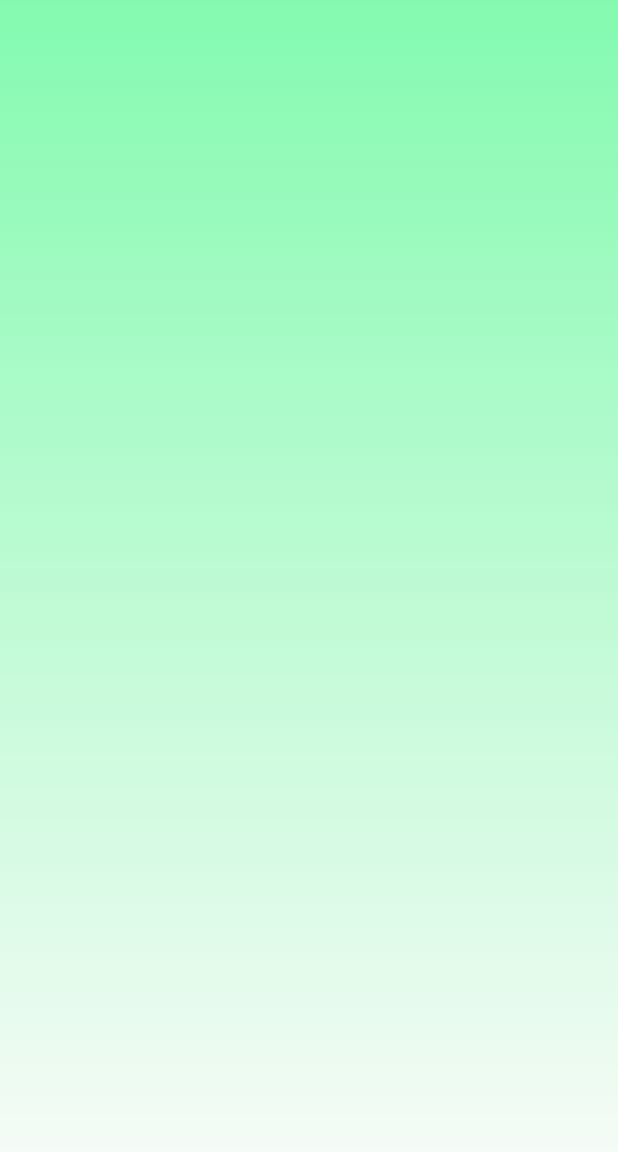
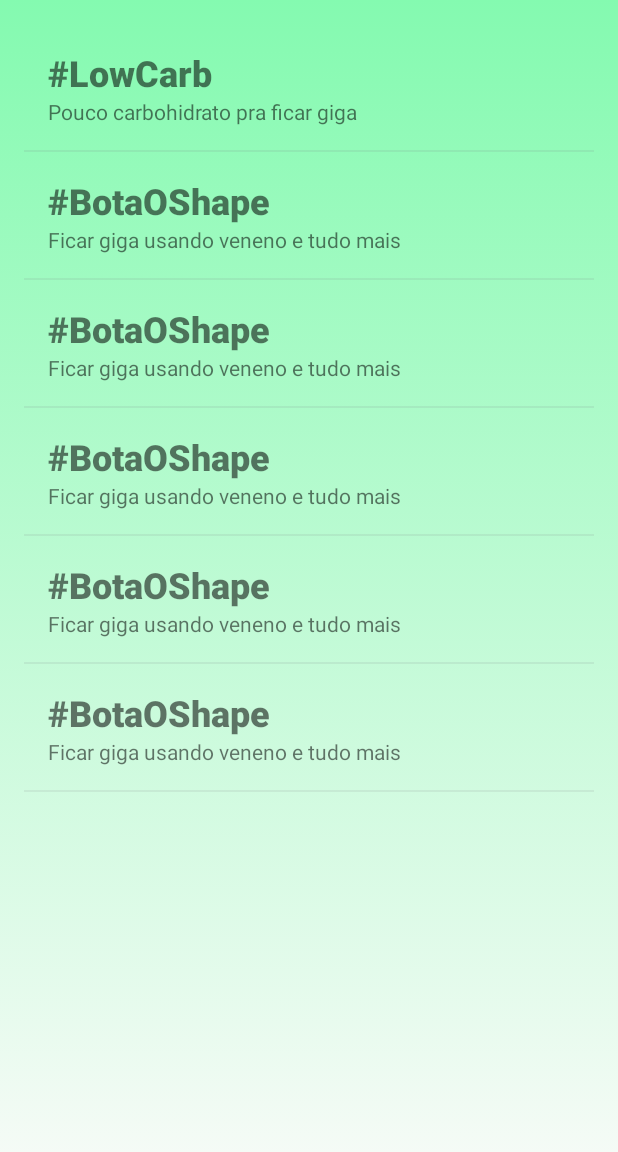
Before and after one commit to Patrick-Rafael/PhisioTips, an Android app: the screen it shows after launch once a user with an empty profile is signed in (MainActivity), on a phone screen of 412 x 824 dp. Shown: the top 1152 px of the screen. Run offline under Robolectric (Android 15) with nearby library versions, the phone set to English and light mode, and no system bars; our stand-ins replace Firebase (no records; nobody signed in at launch, a user with empty details on screens opened directly).

Commit message:
RecyclerView Colocado

```diff
--- a/app/src/main/AndroidManifest.xml
+++ b/app/src/main/AndroidManifest.xml
@@ -9,9 +9,9 @@
         android:roundIcon="@mipmap/ic_launcher_round"
         android:supportsRtl="true"
         android:theme="@style/Theme.PhisioTips">
-        <activity android:name=".activity.activity.ActivityCadastro"></activity>
-        <activity android:name=".activity.activity.MainActivity"></activity>
-        <activity android:name=".activity.activity.ActivityLogin" >
+        <activity android:name=".activity.activity.activitys.ActivityCadastro"></activity>
+        <activity android:name=".activity.activity.activitys.MainActivity"></activity>
+        <activity android:name=".activity.activity.activitys.ActivityLogin" >
 
             <intent-filter>
                 <action android:name="android.intent.action.MAIN" />
--- a/app/src/main/java/com/example/phisiotips/activity/activity/MainActivity.java
+++ /dev/null
@@ -1,53 +0,0 @@
-package com.example.phisiotips.activity.activity;
-
-import androidx.appcompat.app.AppCompatActivity;
-import androidx.recyclerview.widget.RecyclerView;
-
-import android.content.Intent;
-import android.os.Bundle;
-import android.view.View;
-import android.widget.Button;
-
-import com.example.phisiotips.R;
-import com.example.phisiotips.activity.activity.config.ConfiguracaoFireBase;
-import com.google.android.material.textfield.TextInputEditText;
-import com.google.firebase.auth.FirebaseAuth;
-import com.google.firebase.database.DatabaseReference;
-import com.google.firebase.database.FirebaseDatabase;
-
-public class MainActivity extends AppCompatActivity {
-
-
-    private Button botaoSair;
-    private FirebaseAuth autenticacao;
-    private RecyclerView  recyclerViewMain;
-
-
-    @Override
-    protected void onCreate(Bundle savedInstanceState) {
-        super.onCreate(savedInstanceState);
-        setContentView(R.layout.activity_main);
-
-        autenticacao = ConfiguracaoFireBase.getFireBaseAutenticacao();
-        botaoSair = findViewById(R.id.buttonCadastro);
-        recyclerViewMain = findViewById(R.id.recyclerViewMain);
-
-
-
-// Botão Sair
-        /*botaoSair.setOnClickListener(new View.OnClickListener() {
-            @Override
-            public void onClick(View v) {
-                autenticacao.signOut();
-
-                Intent intent = new Intent(MainActivity.this, ActivityLogin.class);
-                startActivity(intent);
-                finish();
-
-            }
-        });*/
-
-
-    }
-
-}
--- a/app/src/main/java/com/example/phisiotips/activity/activity/ActivityCadastro.java
+++ b/app/src/main/java/com/example/phisiotips/activity/activity/activitys/ActivityCadastro.java
@@ -1,4 +1,4 @@
-package com.example.phisiotips.activity.activity;
+package com.example.phisiotips.activity.activity.activitys;
 
 import androidx.annotation.NonNull;
 import androidx.appcompat.app.AppCompatActivity;
--- a/app/src/main/java/com/example/phisiotips/activity/activity/ActivityLogin.java
+++ b/app/src/main/java/com/example/phisiotips/activity/activity/activitys/ActivityLogin.java
@@ -1,14 +1,12 @@
-package com.example.phisiotips.activity.activity;
+package com.example.phisiotips.activity.activity.activitys;
 
 import androidx.annotation.NonNull;
 import androidx.appcompat.app.AppCompatActivity;
 
 import android.content.Intent;
 import android.os.Bundle;
-import android.util.Log;
 import android.view.View;
 import android.widget.Button;
-import android.widget.CalendarView;
 import android.widget.TextView;
 import android.widget.Toast;
 
@@ -22,8 +20,6 @@ import com.google.firebase.auth.AuthResult;
 import com.google.firebase.auth.FirebaseAuth;
 import com.google.firebase.auth.FirebaseAuthInvalidCredentialsException;
 import com.google.firebase.auth.FirebaseAuthInvalidUserException;
-import com.google.firebase.auth.FirebaseAuthUserCollisionException;
-import com.google.firebase.auth.FirebaseAuthWeakPasswordException;
 
 public class ActivityLogin extends AppCompatActivity {
 
--- /dev/null
+++ b/app/src/main/java/com/example/phisiotips/activity/activity/activitys/MainActivity.java
@@ -0,0 +1,103 @@
+package com.example.phisiotips.activity.activity.activitys;
+
+import androidx.appcompat.app.AppCompatActivity;
+import androidx.recyclerview.widget.DividerItemDecoration;
+import androidx.recyclerview.widget.LinearLayoutManager;
+import androidx.recyclerview.widget.RecyclerView;
+
+import android.content.Intent;
+import android.os.Bundle;
+import android.view.View;
+import android.widget.Button;
+import android.widget.LinearLayout;
+
+import com.example.phisiotips.R;
+import com.example.phisiotips.activity.activity.adpter.Adapter;
+import com.example.phisiotips.activity.activity.config.ConfiguracaoFireBase;
+import com.example.phisiotips.activity.activity.model.MainEnqutes;
+import com.google.android.material.textfield.TextInputEditText;
+import com.google.firebase.auth.FirebaseAuth;
+import com.google.firebase.database.DatabaseReference;
+import com.google.firebase.database.FirebaseDatabase;
+
+import java.util.ArrayList;
+import java.util.List;
+
+public class MainActivity extends AppCompatActivity {
+
+
+    private Button botaoSair;
+    private FirebaseAuth autenticacao;
+    private RecyclerView recyclerViewMain;
+    private DatabaseReference database = FirebaseDatabase.getInstance().getReference();
+    private List<MainEnqutes> listaEnquete = new ArrayList<>();
+
+
+    @Override
+    protected void onCreate(Bundle savedInstanceState) {
+        super.onCreate(savedInstanceState);
+        setContentView(R.layout.activity_main);
+
+        autenticacao = ConfiguracaoFireBase.getFireBaseAutenticacao();
+        botaoSair = findViewById(R.id.buttonCadastro);
+        recyclerViewMain = findViewById(R.id.recyclerViewMain);
+
+       // database = FirebaseDatabase.getInstance().getReference("Enquetes");
+
+
+        //Criar filmes
+        this.criarEnquetes();
+
+
+        //Configurar Adater
+        Adapter adapter = new Adapter( listaEnquete );
+
+
+        //Configurar RecyclerView
+        RecyclerView.LayoutManager layoutManager = new LinearLayoutManager(getApplicationContext());
+        recyclerViewMain.setLayoutManager(layoutManager);
+        recyclerViewMain.setHasFixedSize(true);
+        recyclerViewMain.addItemDecoration(new DividerItemDecoration(getApplicationContext(), LinearLayout.VERTICAL));
+        recyclerViewMain.setAdapter(adapter);
+
+
+// Botão Sair
+        /*botaoSair.setOnClickListener(new View.OnClickListener() {
+            @Override
+            public void onClick(View v) {
+                autenticacao.signOut();
+
+                Intent intent = new Intent(MainActivity.this, ActivityLogin.class);
+                startActivity(intent);
+                finish();
+
+            }
+        });*/
+
+
+    }
+    //Criar Lista de Enquetes
+    public void criarEnquetes(){
+
+        MainEnqutes enquete = new MainEnqutes("#LowCarb","Pouco carbohidrato pra ficar giga ");
+        this.listaEnquete.add( enquete );
+
+        enquete = new MainEnqutes("#BotaOShape", "Ficar giga usando veneno e tudo mais");
+        this.listaEnquete.add(enquete);
+
+        enquete = new MainEnqutes("#BotaOShape", "Ficar giga usando veneno e tudo mais");
+        this.listaEnquete.add(enquete);
+
+        enquete = new MainEnqutes("#BotaOShape", "Ficar giga usando veneno e tudo mais");
+        this.listaEnquete.add(enquete);
+
+        enquete = new MainEnqutes("#BotaOShape", "Ficar giga usando veneno e tudo mais");
+        this.listaEnquete.add(enquete);
+
+        enquete = new MainEnqutes("#BotaOShape", "Ficar giga usando veneno e tudo mais");
+        this.listaEnquete.add(enquete);
+
+
+    }
+
+}
--- /dev/null
+++ b/app/src/main/java/com/example/phisiotips/activity/activity/adpter/Adapter.java
@@ -0,0 +1,64 @@
+package com.example.phisiotips.activity.activity.adpter;
+
+import android.view.LayoutInflater;
+import android.view.View;
+import android.view.ViewGroup;
+import android.widget.TextView;
+
+import androidx.annotation.MainThread;
+import androidx.annotation.NonNull;
+import androidx.recyclerview.widget.RecyclerView;
+
+import com.example.phisiotips.R;
+import com.example.phisiotips.activity.activity.model.MainEnqutes;
+
+import java.util.List;
+
+public class Adapter extends RecyclerView.Adapter<Adapter.MyviewHolder> {
+
+    private List<MainEnqutes> listaEnquetes;
+
+    public Adapter(List<MainEnqutes> lista) {
+        this.listaEnquetes = lista;
+
+    }
+
+    public MyviewHolder onCreateViewHolder(ViewGroup parent, int viewType) {
+
+        View itemLista = LayoutInflater.from(parent.getContext())
+                .inflate(R.layout.adapter_main, parent, false);
+        return new MyviewHolder(itemLista);
+    }
+
+    @Override
+    public void onBindViewHolder(MyviewHolder holder, int position) {
+
+        MainEnqutes enquete  = listaEnquetes.get( position );
+
+        holder.titulo.setText(enquete.getTitulo());
+        holder.resumo.setText(enquete.getResumo());
+
+
+    }
+
+    @Override
+    public int getItemCount() {
+        return listaEnquetes.size();
+    }
+
+    public class MyviewHolder extends RecyclerView.ViewHolder {
+
+        TextView titulo;
+        TextView resumo;
+
+        public MyviewHolder(View itemView) {
+            super(itemView);
+
+            titulo = itemView.findViewById(R.id.textTitulo);
+            resumo = itemView.findViewById(R.id.textResumo);
+
+        }
+    }
+
+
+}
--- /dev/null
+++ b/app/src/main/java/com/example/phisiotips/activity/activity/model/MainEnqutes.java
@@ -0,0 +1,34 @@
+package com.example.phisiotips.activity.activity.model;
+
+import android.widget.TextView;
+
+public class MainEnqutes {
+
+    String titulo;
+    String resumo;
+
+    public MainEnqutes(){
+
+    }
+
+    public MainEnqutes(String titulo, String resumo) {
+        this.titulo = titulo;
+        this.resumo = resumo;
+    }
+
+    public String getTitulo() {
+        return titulo;
+    }
+
+    public void setTitulo(String titulo) {
+        this.titulo = titulo;
+    }
+
+    public String  getResumo() {
+        return resumo;
+    }
+
+    public void setResumo(String resumo) {
+        this.resumo = resumo;
+    }
+}
--- a/app/src/main/res/layout/activity_cadastro.xml
+++ b/app/src/main/res/layout/activity_cadastro.xml
@@ -5,7 +5,7 @@
     xmlns:tools="http://schemas.android.com/tools"
     android:layout_width="match_parent"
     android:layout_height="match_parent"
-    tools:context=".activity.activity.ActivityCadastro"
+    tools:context=".activity.activity.activitys.ActivityCadastro"
     android:background="@drawable/gradient_background"
 
     >
--- a/app/src/main/res/layout/activity_login.xml
+++ b/app/src/main/res/layout/activity_login.xml
@@ -6,7 +6,7 @@
     android:layout_height="match_parent"
     android:background="@drawable/gradient_background"
 
-    tools:context=".activity.activity.ActivityLogin">
+    tools:context=".activity.activity.activitys.ActivityLogin">
 
     <com.google.android.material.textfield.TextInputLayout
         android:id="@+id/textInputLayout2"
--- a/app/src/main/res/layout/activity_main.xml
+++ b/app/src/main/res/layout/activity_main.xml
@@ -5,7 +5,7 @@
     android:layout_width="match_parent"
     android:layout_height="match_parent"
     android:background="@drawable/gradient_main_background"
-    tools:context=".activity.activity.MainActivity"
+    tools:context=".activity.activity.activitys.MainActivity"
 
     >
 
--- /dev/null
+++ b/app/src/main/res/layout/adapter_main.xml
@@ -0,0 +1,30 @@
+<?xml version="1.0" encoding="utf-8"?>
+<LinearLayout xmlns:android="http://schemas.android.com/apk/res/android"
+    android:layout_width="match_parent"
+    android:layout_height="wrap_content"
+    android:orientation="vertical">
+
+    <LinearLayout
+        android:layout_width="match_parent"
+        android:layout_height="wrap_content"
+        android:layout_margin="16dp"
+        android:orientation="vertical">
+
+        <TextView
+            android:id="@+id/textTitulo"
+            android:layout_width="match_parent"
+            android:layout_height="wrap_content"
+            android:layout_weight="1"
+            android:fontFamily="sans-serif-black"
+            android:text="TextView"
+            android:textSize="24sp"
+            android:textStyle="bold" />
+
+        <TextView
+            android:id="@+id/textResumo"
+            android:layout_width="match_parent"
+            android:layout_height="wrap_content"
+            android:layout_weight="2"
+            android:text="TextView" />
+    </LinearLayout>
+</LinearLayout>
--- a/app/src/main/res/values-night/themes.xml
+++ b/app/src/main/res/values-night/themes.xml
@@ -1,6 +1,6 @@
 <resources xmlns:tools="http://schemas.android.com/tools">
     <!-- Base application theme. -->
-    <style name="Theme.PhisioTips" parent="Theme.MaterialComponents.NoActionBar">
+    <style name="Theme.PhisioTips" parent="Theme.MaterialComponents.Light.NoActionBar">
         <!-- Primary brand color. -->
         <item name="colorPrimary">@color/teal_200</item>
         <item name="colorPrimaryVariant">@color/teal_700</item>
--- a/app/src/main/res/values/themes.xml
+++ b/app/src/main/res/values/themes.xml
@@ -1,6 +1,6 @@
 <resources xmlns:tools="http://schemas.android.com/tools">
     <!-- Base application theme. -->
-    <style name="Theme.PhisioTips" parent="Theme.MaterialComponents.NoActionBar">
+    <style name="Theme.PhisioTips" parent="Theme.MaterialComponents.Light.NoActionBar">
         <!-- Primary brand color. -->
         <item name="colorPrimary">@color/teal_200</item>
         <item name="colorPrimaryVariant">@color/teal_700</item>
```
